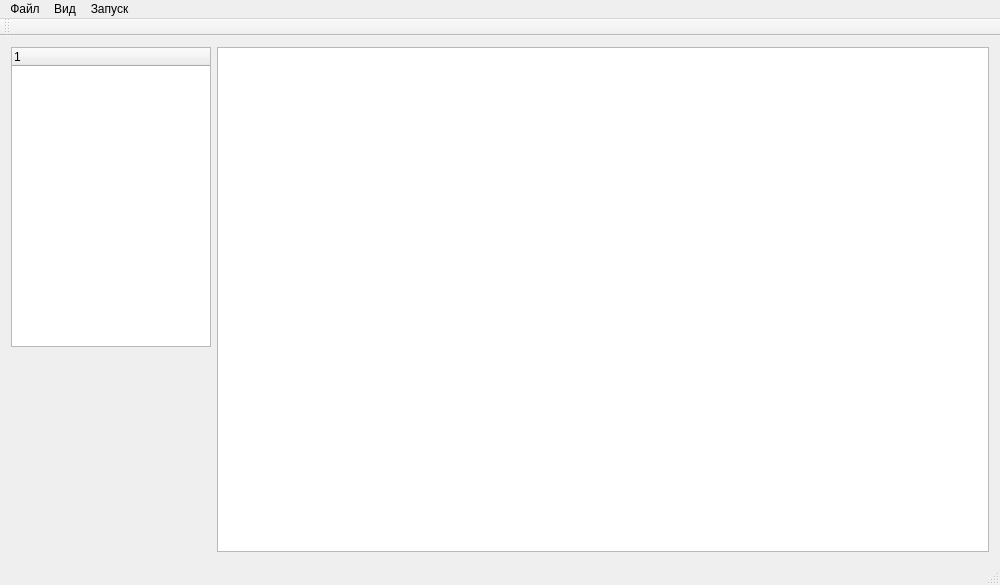
Qt form smartcode.ui (shotInLeg/SmartCode) before a commit.
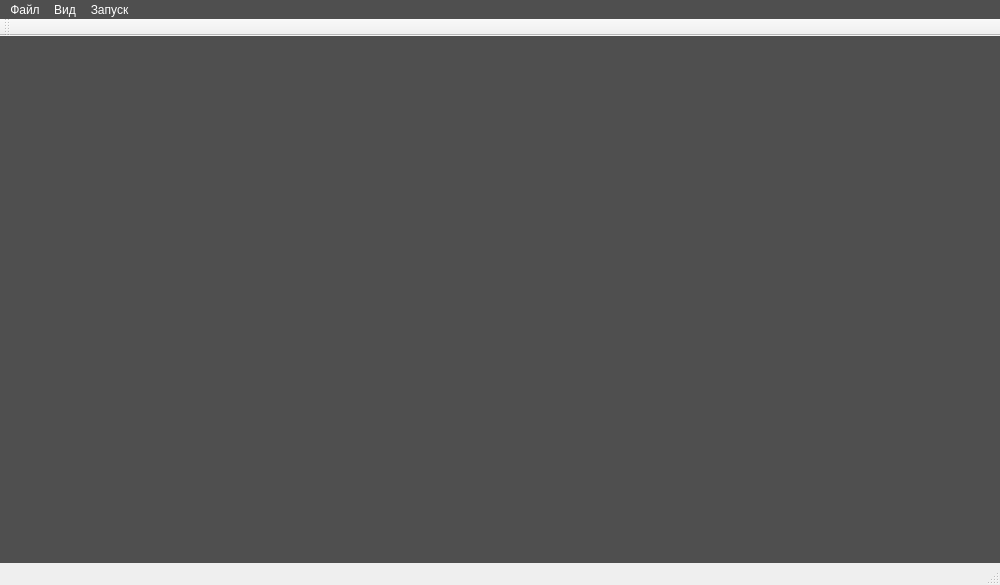
The same form after that commit.

What changed in the file:
```diff
--- a/smartcode.ui
+++ b/smartcode.ui
@@ -25,7 +25,39 @@
   <property name="windowTitle">
    <string>SmartCode</string>
   </property>
+  <property name="styleSheet">
+   <string notr="true">QMenuBar
+{
+    background-color: rgb(79, 79, 79);
+    color: rgb(255, 255, 255);
+}
+
+QMenuBar::item
+{
+    background: transparent;
+}
+
+QMenuBar::item:selected
+{
+    background: transparent;
+    border: 1px solid #3A3939;
+}
+
+QMenuBar::item:pressed
+{
+    border: 1px solid #3A3939;
+    background-color: #3d8ec9;
+    color: black;
+    margin-bottom:-1px;
+    padding-bottom:1px;
+}</string>
+  </property>
   <widget class="QWidget" name="centralWidget">
+   <property name="styleSheet">
+    <string notr="true">background-color: rgb(79, 79, 79);
+selection-background-color: rgb(54, 122, 255);
+color: rgb(255, 255, 255);</string>
+   </property>
    <layout class="QHBoxLayout" name="horizontalLayout_2" stretch="0,3">
     <item>
      <layout class="QHBoxLayout" name="horizontalLayout">
@@ -54,6 +86,14 @@
             <height>300</height>
            </size>
           </property>
+          <property name="styleSheet">
+           <string notr="true">background-color: rgb(79, 79, 79);
+color: rgb(255, 255, 255);
+border: 0px solid black;</string>
+          </property>
+          <attribute name="headerVisible">
+           <bool>false</bool>
+          </attribute>
           <column>
            <property name="text">
             <string/>
@@ -83,22 +123,6 @@
       <property name="spacing">
        <number>0</number>
       </property>
-      <item>
-       <widget class="QWidget" name="wLineNumbers" native="true"/>
-      </item>
-      <item>
-       <widget class="QTextEdit" name="pteCodeEdit">
-        <property name="minimumSize">
-         <size>
-          <width>0</width>
-          <height>0</height>
-         </size>
-        </property>
-        <property name="styleSheet">
-         <string notr="true"/>
-        </property>
-       </widget>
-      </item>
      </layout>
     </item>
    </layout>
```
Left out of the diff: 6 changed lines with no effect on the pictures.
